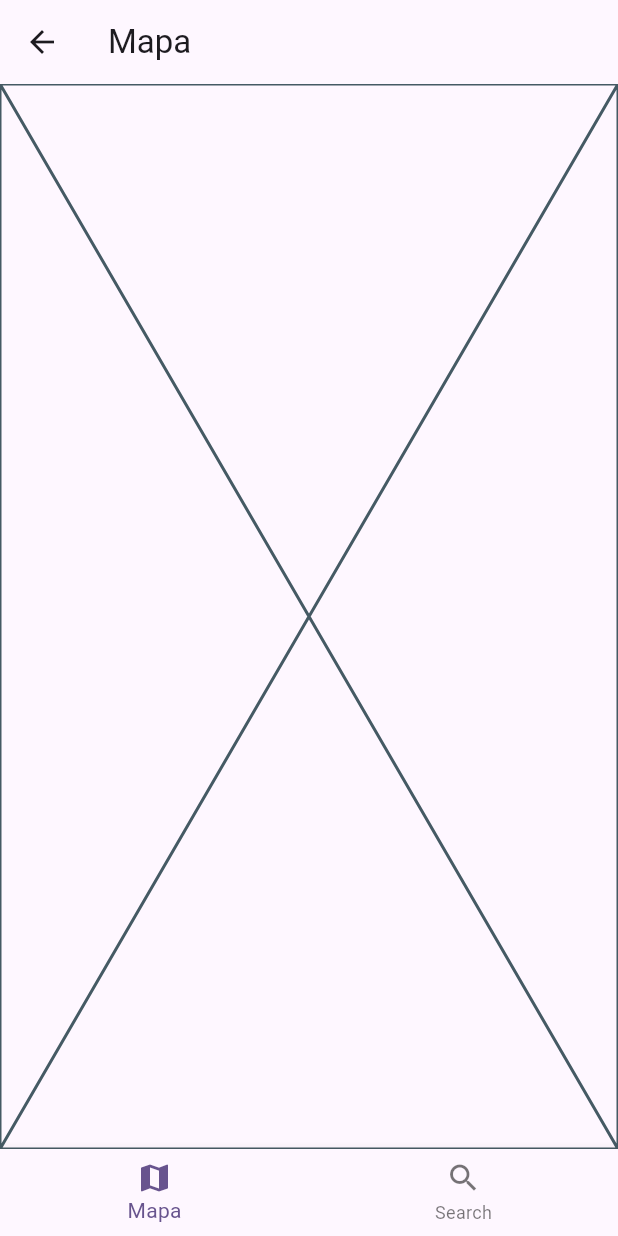
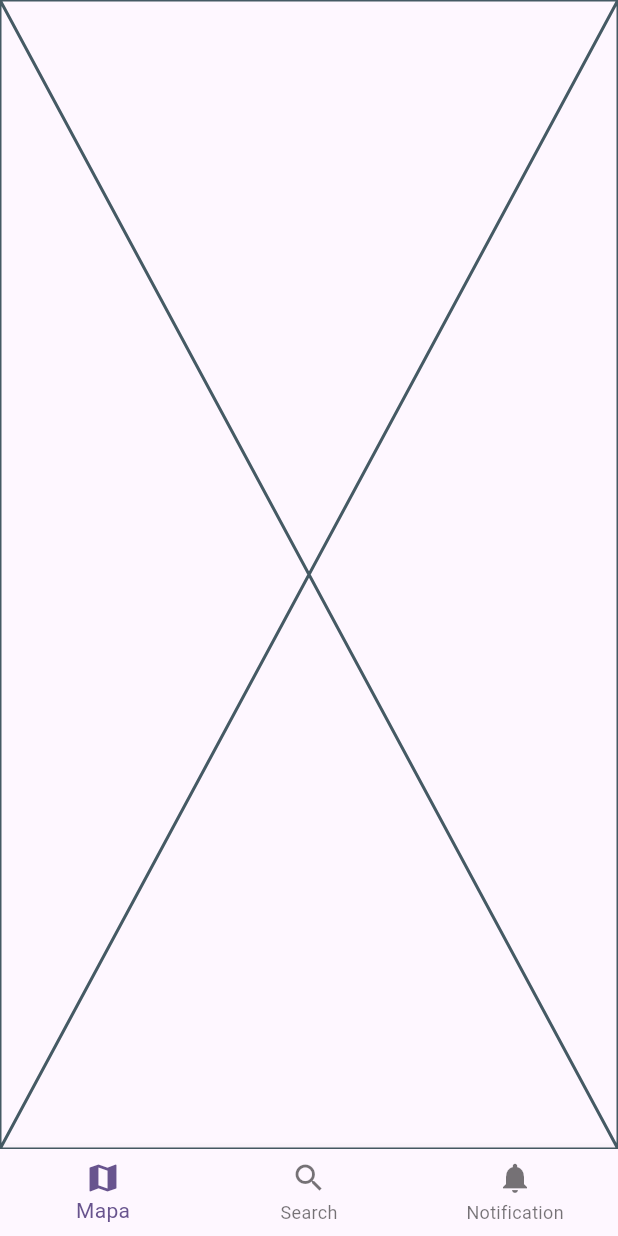
Before and after one commit to raixasantos/unibus, a Flutter app: the Home screen opened directly, on a phone screen of 412 x 824 dp. Run offline on Flutter 3.47's test engine with Material 2 defaults, Android fonts, the phone set to English and light mode, and no system bars.

```diff
--- a/lib/screens/home.dart
+++ b/lib/screens/home.dart
@@ -1,4 +1,5 @@
 import 'package:flutter/material.dart';
+import 'package:unibus/screens/taps/notification_taps.dart';
 import 'map.dart';
 import 'search.dart';
 
@@ -9,7 +10,7 @@ class Home extends StatefulWidget {
 }
 
 class _HomeState extends State<Home> {
-  final List<Widget> screens = [Map(), Search()];
+  final List<Widget> screens = const [Map(), Search(), NotificationTap()];
   int screenIndex = 0;
   void onTappedNav(int index) {
     setState(() {
@@ -20,12 +21,13 @@ class _HomeState extends State<Home> {
   @override
   Widget build(BuildContext context) {
     return Scaffold(
-      appBar: AppBar(title: Text("Mapa")),
       body: screens[screenIndex],
       bottomNavigationBar: BottomNavigationBar(
-        items: [
+        items: const [
           BottomNavigationBarItem(icon: Icon(Icons.map), label: "Mapa"),
           BottomNavigationBarItem(icon: Icon(Icons.search), label: "Search"),
+          BottomNavigationBarItem(
+              icon: Icon(Icons.notifications), label: "Notification")
         ],
         currentIndex: screenIndex,
         onTap: onTappedNav,
```
Also changed, not shown: lib/screens/taps/notification_taps.dart (added, +21 -0 lines), lib/widgets/custom_advice_notification.dart (added, +11 -0 lines), lib/models/advice_notification.dart (added).
